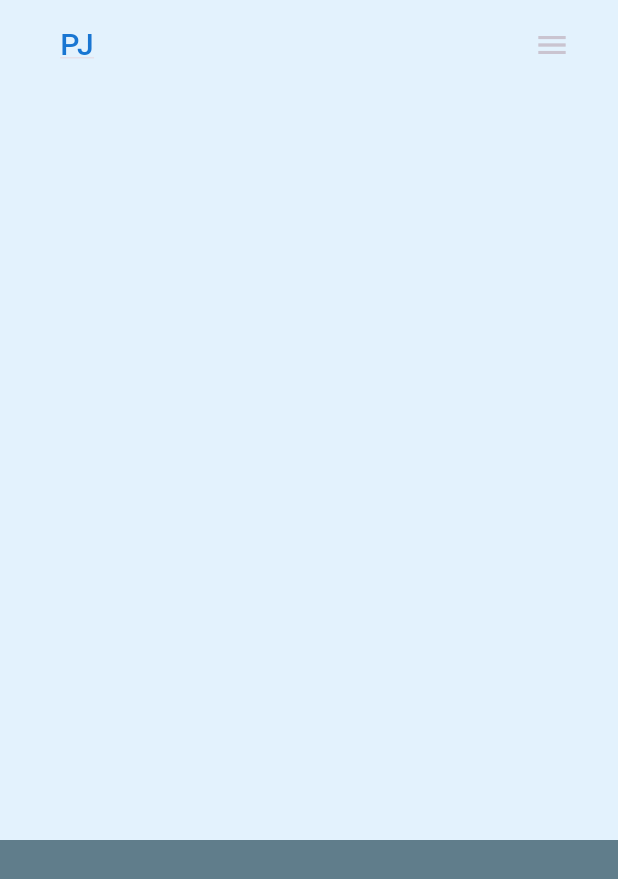
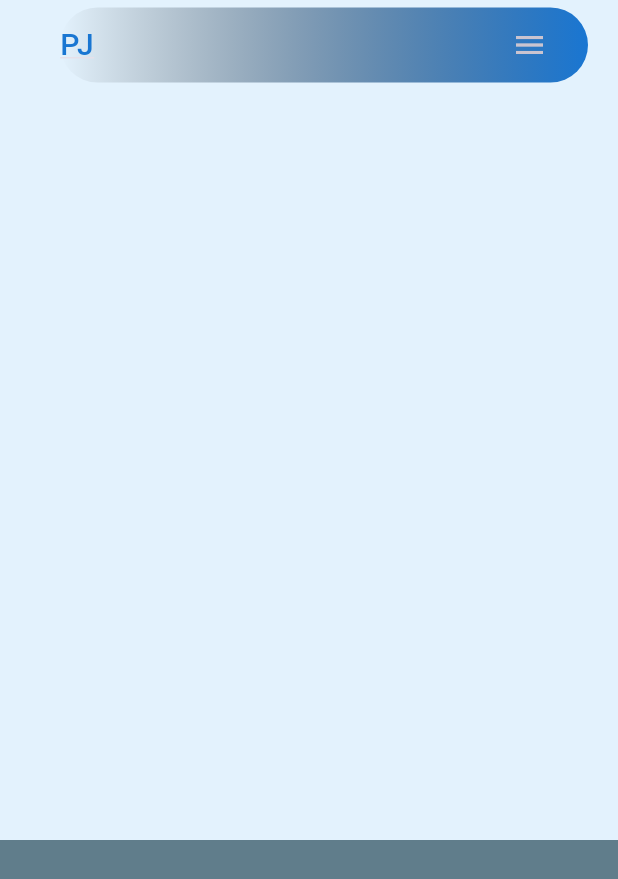
Before and after one commit to sweettirexkiller/szybkie_powtorzenie_web_flutter, a Flutter app: the screen it shows after launch, on a phone screen of 412 x 824 dp. Shown: the top 879 px of the screen. Run offline on Flutter 3.47's test engine with Material 3 defaults, Android fonts, the phone set to English and light mode, and no system bars.

Commit message:
- header for mobile

```diff
--- a/lib/pages/home_page.dart
+++ b/lib/pages/home_page.dart
@@ -6,6 +6,9 @@ import 'package:test_portfolio/constants/colors.dart';
 import 'package:test_portfolio/constants/nav_items.dart';
 import 'package:test_portfolio/widgets/header_desktop.dart';
 import 'package:test_portfolio/widgets/site_logo.dart';
+
+import '../styles/style.dart';
+import '../widgets/header_mobile.dart';
 
 class HomePage extends StatefulWidget {
   const HomePage({super.key});
@@ -24,17 +27,9 @@ class _HomePageState extends State<HomePage> {
           children: [
             // MAIN
             // const HeaderDesktop(),
-
-            Container(
-              height: 50,
-              margin: const EdgeInsets.fromLTRB(40, 5, 20, 5),
-              child: Row(
-                children: [
-                  SiteLogo(onTap: () {}),
-                  const Spacer(),
-                  IconButton(onPressed: () {}, icon: const Icon(Icons.menu)),
-                ],
-              ),
+            HeaderMobile(
+              onLogoTap: null,
+              onMenuTap: (){},
             ),
 
             // SKILLS
--- a/lib/widgets/header_desktop.dart
+++ b/lib/widgets/header_desktop.dart
@@ -3,6 +3,7 @@ import 'package:test_portfolio/widgets/site_logo.dart';
 
 import '../constants/colors.dart';
 import '../constants/nav_items.dart';
+import '../styles/style.dart';
 
 class HeaderDesktop extends StatelessWidget {
   const HeaderDesktop({super.key});
@@ -13,10 +14,7 @@ class HeaderDesktop extends StatelessWidget {
         height: 60,
         margin: const EdgeInsets.symmetric(vertical: 10, horizontal: 20),
         width: double.maxFinite,
-        decoration: BoxDecoration(
-            gradient: const LinearGradient(
-                colors: [Colors.transparent, CustomColor.secondaryColor]),
-            borderRadius: BorderRadius.circular(100)),
+        decoration: kHeaderDecoration,
         child: Row(
           children: [
             SiteLogo(onTap: () {}),
--- /dev/null
+++ b/lib/widgets/header_mobile.dart
@@ -0,0 +1,27 @@
+import 'package:flutter/material.dart';
+import 'package:test_portfolio/widgets/site_logo.dart';
+
+import '../styles/style.dart';
+
+class HeaderMobile extends StatelessWidget {
+  const HeaderMobile({super.key, this.onLogoTap, this.onMenuTap});
+  final VoidCallback? onLogoTap;
+  final VoidCallback? onMenuTap;
+
+  @override
+  Widget build(BuildContext context) {
+    return Container(
+      height: 50,
+      margin: const EdgeInsets.fromLTRB(40, 5, 20, 5),
+      decoration: kHeaderDecoration,
+      child: Row(
+        children: [
+          SiteLogo(onTap: onLogoTap),
+          const Spacer(),
+          IconButton(onPressed: onMenuTap, icon: const Icon(Icons.menu)),
+          const SizedBox(width: 15)
+        ],
+      ),
+    );
+  }
+}
```
